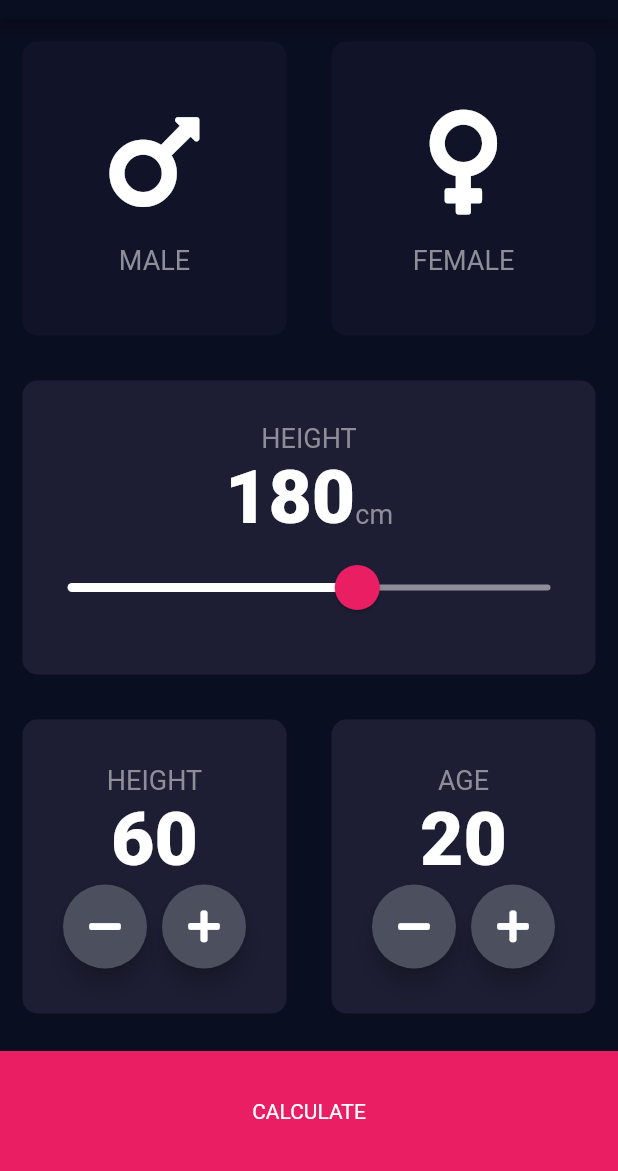
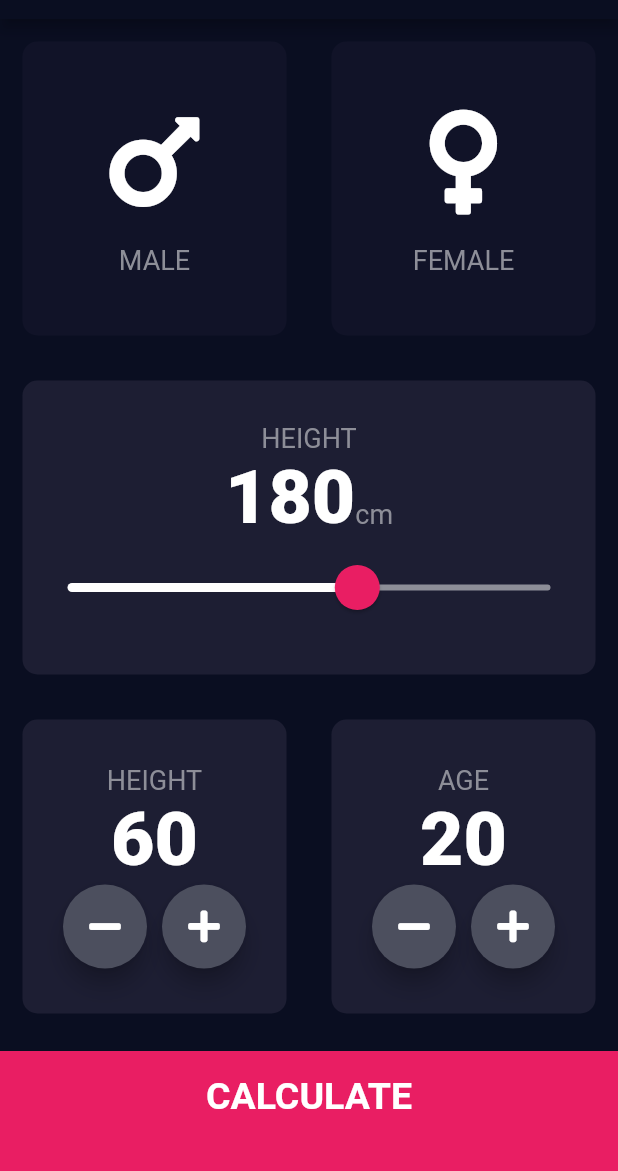
Before and after one commit to Tarlochan5268/BMI_Calculator_Flutter, a Flutter app: the screen it shows after launch, on a phone screen of 412 x 824 dp, the part 65-1236 px from its top. Run offline on Flutter 3.47's test engine with Material 2 defaults, Android fonts, the phone set to English and light mode, and no system bars; our stand-ins replace font_awesome_flutter.

Commit message:
Added our own customBottomBar.dart file with title and onTap

```diff
--- /dev/null
+++ b/lib/customBottomBar.dart
@@ -0,0 +1,31 @@
+import 'package:flutter/material.dart';
+import 'constants.dart';
+
+class CustomBottomBar extends StatelessWidget {
+  final Function onTap;
+  final String buttonBarTitle;
+
+  CustomBottomBar({@required this.onTap, @required this.buttonBarTitle});
+  @override
+  Widget build(BuildContext context) {
+    return GestureDetector(
+      /*onTap: () {
+        //Navigator.push(context,MaterialPageRoute(builder: (context) => ResultPage()));
+        Navigator.pushNamed(context, '/result');
+      },*/
+      onTap: onTap,
+      child: Container(
+        alignment: Alignment.center,
+        padding: EdgeInsets.only(bottom: 20),
+        color: kBottomContainerColour,
+        margin: EdgeInsets.only(top: 10),
+        width: double.infinity,
+        height: kBottomContainerHeight,
+        child: Text(
+          buttonBarTitle,
+          style: kLargeButtonTextStyle,
+        ),
+      ),
+    );
+  }
+}
--- a/lib/inputPage.dart
+++ b/lib/inputPage.dart
@@ -4,6 +4,7 @@ import 'package:bmi_calculator/ReusableCard.dart';
 import 'package:bmi_calculator/IconContent.dart';
 import 'constants.dart';
 import 'RoundIconCustomButton.dart';
+import 'customBottomBar.dart';
 
 enum Gender { male, female }
 
@@ -208,21 +209,12 @@ class _InputPageState extends State<InputPage> {
               ],
             ),
           ),
-          GestureDetector(
+          CustomBottomBar(
+            buttonBarTitle: "CALCULATE",
             onTap: () {
               //Navigator.push(context,MaterialPageRoute(builder: (context) => ResultPage()));
               Navigator.pushNamed(context, '/result');
             },
-            child: Container(
-              alignment: Alignment.center,
-              color: kBottomContainerColour,
-              margin: EdgeInsets.only(top: 10),
-              width: double.infinity,
-              height: kBottomContainerHeight,
-              child: Text(
-                'CALCULATE',
-              ),
-            ),
           ),
         ],
       ),
```
Also changed, not shown: lib/ResultPage.dart (+49 -1 lines).
